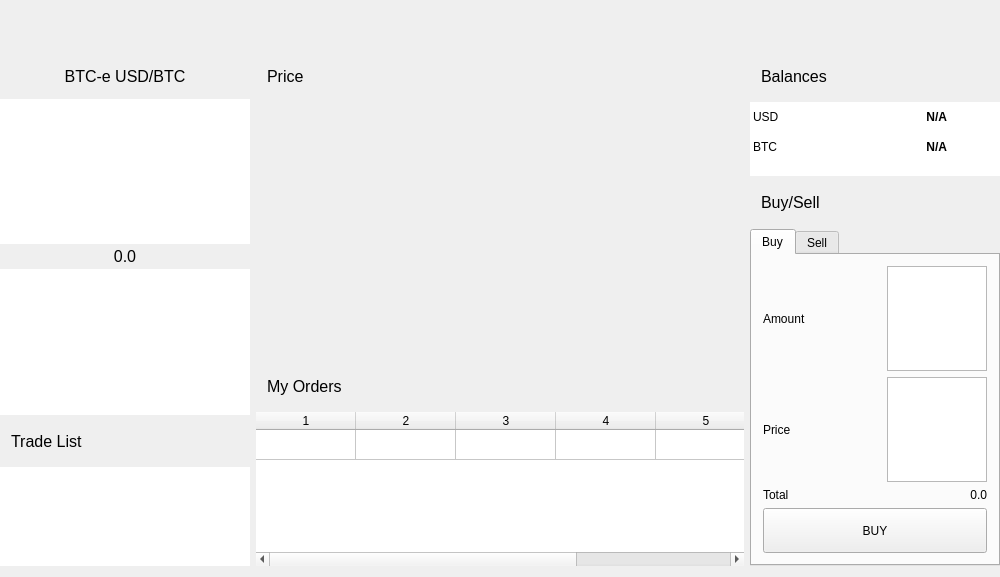
Above: src/mainwindow.ui from MuesliReep/TradeDeck before the change. Below: the same form after it.
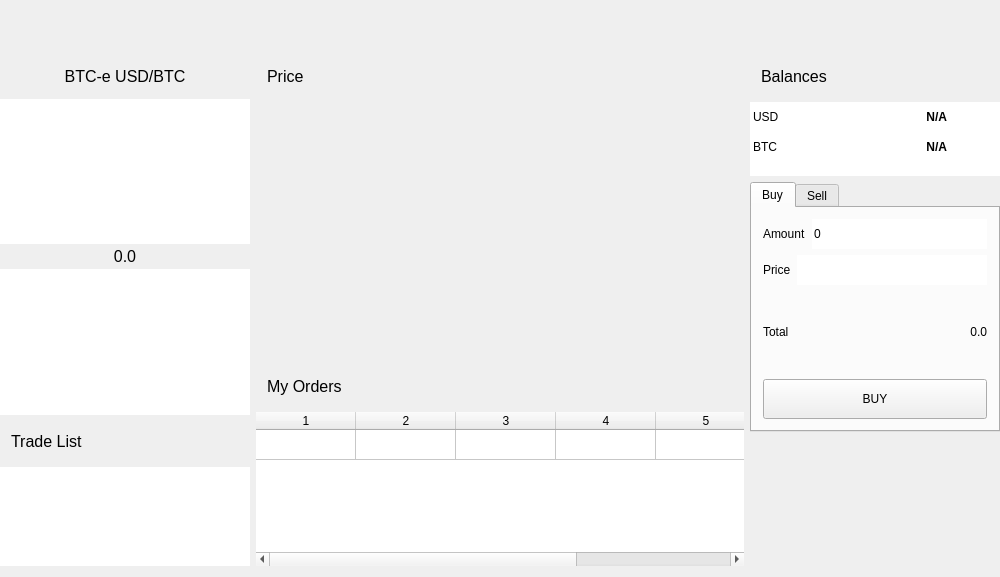
That is the form after the change. Custom widgets are drawn as their Qt base class.

Commit message: Added stylesheet to Buy/Sell widget

What changed in the file:
```diff
--- a/src/mainwindow.ui
+++ b/src/mainwindow.ui
@@ -687,7 +687,7 @@
           <property name="maximumSize">
            <size>
             <width>250</width>
-            <height>16777215</height>
+                        <height>250</height>
            </size>
           </property>
           <property name="autoFillBackground">
@@ -706,32 +706,6 @@
            <property name="bottomMargin">
             <number>0</number>
            </property>
-           <item>
-            <widget class="QWidget" name="buySellWidgetHeader" native="true">
-             <property name="autoFillBackground">
-              <bool>true</bool>
-             </property>
-             <layout class="QVBoxLayout" name="verticalLayoutBuySellHeader">
-              <item>
-               <widget class="QLabel" name="labelBuySellHeader">
-                <property name="font">
-                 <font>
-                  <pointsize>12</pointsize>
-                  <weight>50</weight>
-                  <bold>false</bold>
-                 </font>
-                </property>
-                <property name="text">
-                 <string>Buy/Sell</string>
-                </property>
-                <property name="alignment">
-                 <set>Qt::AlignLeading|Qt::AlignLeft|Qt::AlignVCenter</set>
-                </property>
-               </widget>
-              </item>
-             </layout>
-            </widget>
-           </item>
            <item>
             <widget class="QTabWidget" name="tabWidget">
              <property name="tabPosition">
@@ -767,19 +741,30 @@
                   </widget>
                  </item>
                  <item>
-                  <widget class="QTextEdit" name="textEditBuyAmount">
+                                    <widget class="QLineEdit" name="lineEditBuyAmount">
                    <property name="minimumSize">
                     <size>
-                     <width>50</width>
-                     <height>0</height>
+                                          <width>0</width>
+                                          <height>30</height>
                     </size>
                    </property>
                    <property name="maximumSize">
                     <size>
-                     <width>100</width>
-                     <height>16777215</height>
-                    </size>
-                   </property>
+                                          <width>16777215</width>
+                                          <height>30</height>
+                                        </size>
+                                      </property>
+                                      <property name="font">
+                                        <font>
+                                          <pointsize>9</pointsize>
+                                        </font>
+                                      </property>
+                                      <property name="text">
+                                        <string>0</string>
+                                      </property>
+                                      <property name="frame">
+                                        <bool>false</bool>
+                                      </property>
                   </widget>
                  </item>
                 </layout>
@@ -797,21 +782,26 @@
                   </widget>
                  </item>
                  <item>
-                  <widget class="QTextEdit" name="textEditBuyPrice">
+                                    <widget class="QLineEdit" name="lineEditBuyPrice">
                    <property name="minimumSize">
                     <size>
-                     <width>100</width>
-                     <height>0</height>
+                                          <width>0</width>
+                                          <height>30</height>
                     </size>
                    </property>
                    <property name="maximumSize">
                     <size>
-                     <width>100</width>
-                     <height>16777215</height>
-                    </size>
-                   </property>
-                   <property name="frameShape">
-                    <enum>QFrame::StyledPanel</enum>
+                                          <width>16777215</width>
+                                          <height>30</height>
+                                        </size>
+                                      </property>
+                                      <property name="font">
+                                        <font>
+                                          <pointsize>9</pointsize>
+                                        </font>
+                                      </property>
+                                      <property name="frame">
+                                        <bool>false</bool>
                    </property>
                   </widget>
                  </item>
@@ -846,13 +836,13 @@
                  <property name="minimumSize">
                   <size>
                    <width>0</width>
-                   <height>45</height>
+                                      <height>40</height>
                   </size>
                  </property>
                  <property name="maximumSize">
                   <size>
                    <width>16777215</width>
-                   <height>45</height>
+                                      <height>40</height>
                   </size>
                  </property>
                  <property name="text">
@@ -873,6 +863,9 @@
           </layout>
          </widget>
         </item>
+                <item>
+                  <widget class="QWidget" name="widgetFiller"/>
+                </item>
        </layout>
       </item>
      </layout>
```
Lines whose indentation alone changed are shown as unchanged. The commit also changes 1 other file.
